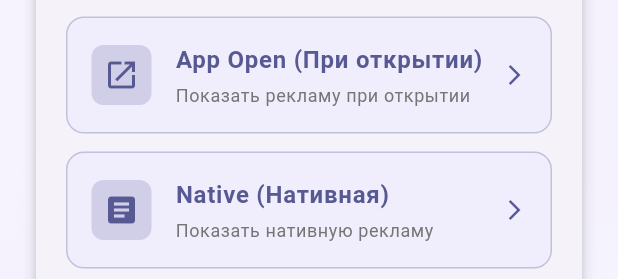
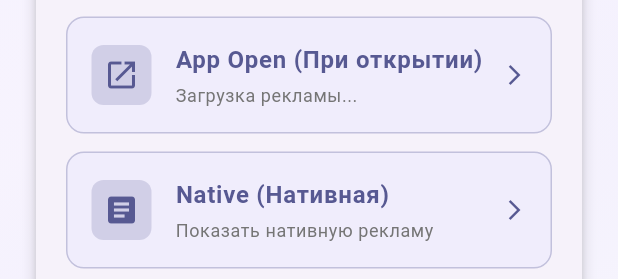
Before and after one commit to motociklist/background_Eraser, a Flutter app: the ProfilePage widget shown alone on an empty page, opened directly, scrolled down 1105 dp, after a tap on "App Open (При открытии)", on a phone screen of 412 x 824 dp. Shown: the part 603-882 px from the top of the screen. Run offline on Flutter 3.47's test engine with Material 3 defaults, Android fonts, the phone set to English and light mode, and no system bars; our stand-ins replace cloud_firestore, firebase_analytics, firebase_auth, firebase_core, google_mobile_ads, image_picker and 2 more; missing offline and left inert: apphud, appmetrica_plugin, appsflyer_sdk, dart:html; accounts and stored records are empty; network calls fail.

Commit message:
[be-31] ~ fix  app open

```diff
--- a/lib/screens/profile_page.dart
+++ b/lib/screens/profile_page.dart
@@ -399,94 +399,7 @@ class ProfilePage extends StatelessWidget {
                               ),
                               const SizedBox(height: 12),
                               // App Open реклама
-                              AdTestButton(
-                                icon: Icons.open_in_new,
-                                label: 'App Open (При открытии)',
-                                description: 'Показать рекламу при открытии',
-                                colorScheme: colorScheme,
-                                onPressed: () async {
-                                  try {
-                                    final logger = LoggerService();
-                                    logger.init();
-                                    logger.logInfo(
-                                      message: 'App Open button pressed',
-                                    );
-
-                                    if (context.mounted) {
-                                      ScaffoldMessenger.of(
-                                        context,
-                                      ).showSnackBar(
-                                        const SnackBar(
-                                          content: Text(
-                                            'Загрузка App Open рекламы...',
-                                          ),
-                                          duration: Duration(seconds: 1),
-                                          backgroundColor: Colors.blue,
-                                        ),
-                                      );
-                                    }
-
-                                    // Загружаем рекламу
-                                    await AdService.instance.loadAppOpenAd();
-
-                                    // Ждем загрузки (до 3 секунд)
-                                    await Future.delayed(
-                                      const Duration(seconds: 3),
-                                    );
-
-                                    // Пытаемся показать рекламу
-                                    final success = await AdService.instance
-                                        .showAppOpenAd();
-
-                                    if (context.mounted) {
-                                      if (success) {
-                                        ScaffoldMessenger.of(
-                                          context,
-                                        ).showSnackBar(
-                                          const SnackBar(
-                                            content: Text(
-                                              '✅ App Open реклама показана',
-                                            ),
-                                            duration: Duration(seconds: 2),
-                                            backgroundColor: Colors.green,
-                                          ),
-                                        );
-                                      } else {
-                                        ScaffoldMessenger.of(
-                                          context,
-                                        ).showSnackBar(
-                                          const SnackBar(
-                                            content: Text(
-                                              '❌ Не удалось загрузить App Open рекламу.\n'
-                                              'Ошибка: Ad unit doesn\'t match format.\n'
-                                              'Проверьте Ad Unit ID в консоли AdMob.',
-                                            ),
-                                            duration: Duration(seconds: 5),
-                                            backgroundColor: Colors.orange,
-                                          ),
-                                        );
-                                      }
-                                    }
-                                  } catch (e) {
-                                    final logger = LoggerService();
-                                    logger.init();
-                                    logger.logError(
-                                      message: 'Error showing App Open ad: $e',
-                                      error: e,
-                                    );
-                                    if (context.mounted) {
-                                      ScaffoldMessenger.of(
-                                        context,
-                                      ).showSnackBar(
-                                        SnackBar(
-                                          content: Text('Ошибка: $e'),
-                                          backgroundColor: Colors.red,
-                                        ),
-                                      );
-                                    }
-                                  }
-                                },
-                              ),
+                              _AppOpenAdButton(colorScheme: colorScheme),
                               const SizedBox(height: 12),
                               // Native реклама (кнопка для показа в диалоге)
                               AdTestButton(
@@ -624,3 +537,112 @@ class ProfilePage extends StatelessWidget {
     );
   }
 }
+
+/// Виджет кнопки для показа App Open рекламы с защитой от множественных нажатий
+class _AppOpenAdButton extends StatefulWidget {
+  final ColorScheme colorScheme;
+
+  const _AppOpenAdButton({required this.colorScheme});
+
+  @override
+  State<_AppOpenAdButton> createState() => _AppOpenAdButtonState();
+}
+
+class _AppOpenAdButtonState extends State<_AppOpenAdButton> {
+  bool _isLoading = false;
+
+  Future<void> _handlePress() async {
+    // Предотвращаем множественные одновременные нажатия
+    if (_isLoading) {
+      return;
+    }
+
+    setState(() {
+      _isLoading = true;
+    });
+
+    try {
+      final logger = LoggerService();
+      logger.init();
+      logger.logInfo(
+        message: 'App Open button pressed',
+      );
+
+      if (context.mounted) {
+        ScaffoldMessenger.of(context).showSnackBar(
+          const SnackBar(
+            content: Text('Загрузка App Open рекламы...'),
+            duration: Duration(seconds: 1),
+            backgroundColor: Colors.blue,
+          ),
+        );
+      }
+
+      // Загружаем рекламу
+      await AdService.instance.loadAppOpenAd();
+
+      // Ждем загрузки (до 3 секунд)
+      await Future.delayed(const Duration(seconds: 3));
+
+      // Пытаемся показать рекламу
+      final success = await AdService.instance.showAppOpenAd();
+
+      if (context.mounted) {
+        if (success) {
+          ScaffoldMessenger.of(context).showSnackBar(
+            const SnackBar(
+              content: Text('✅ App Open реклама показана'),
+              duration: Duration(seconds: 2),
+              backgroundColor: Colors.green,
+            ),
+          );
+        } else {
+          ScaffoldMessenger.of(context).showSnackBar(
+            const SnackBar(
+              content: Text(
+                '❌ Не удалось загрузить App Open рекламу.\n'
+                'Проверьте Ad Unit ID в консоли AdMob.',
+              ),
+              duration: Duration(seconds: 5),
+              backgroundColor: Colors.orange,
+            ),
+          );
+        }
+      }
+    } catch (e) {
+      final logger = LoggerService();
+      logger.init();
+      logger.logError(
+        message: 'Error showing App Open ad: $e',
+        error: e,
+      );
+      if (context.mounted) {
+        ScaffoldMessenger.of(context).showSnackBar(
+          SnackBar(
+            content: Text('Ошибка: $e'),
+            backgroundColor: Colors.red,
+          ),
+        );
+      }
+    } finally {
+      if (mounted) {
+        setState(() {
+          _isLoading = false;
+        });
+      }
+    }
+  }
+
+  @override
+  Widget build(BuildContext context) {
+    return AdTestButton(
+      icon: Icons.open_in_new,
+      label: 'App Open (При открытии)',
+      description: _isLoading
+          ? 'Загрузка рекламы...'
+          : 'Показать рекламу при открытии',
+      colorScheme: widget.colorScheme,
+      onPressed: _handlePress,
+    );
+  }
+}
--- a/lib/services/ad_service.dart
+++ b/lib/services/ad_service.dart
@@ -881,9 +881,97 @@ class AdService {
 
     _isAppOpenAdLoading = true;
     try {
+      // Детальное логирование перед загрузкой
       _logger.logInfo(
-        message: 'Attempting to load App Open ad',
-        data: {'ad_unit_id': _appOpenAdUnitId, 'platform': 'android'},
+        message: '=== App Open Ad Load Debug Info ===',
+        data: {
+          'ad_unit_id': _appOpenAdUnitId,
+          'ad_unit_id_length': _appOpenAdUnitId?.length ?? 0,
+          'ad_unit_id_starts_with':
+              _appOpenAdUnitId?.substring(0, 20) ?? 'null',
+          'is_initialized': _isInitialized,
+          'is_web': kIsWeb,
+        },
+      );
+
+      // Проверяем формат ad unit ID перед загрузкой
+      if (_appOpenAdUnitId == null || _appOpenAdUnitId!.isEmpty) {
+        _logger.logError(
+          message: 'App Open ad unit ID is null or empty',
+          error: null,
+          stackTrace: null,
+        );
+        _isAppOpenAdLoading = false;
+        return;
+      }
+
+      // Проверяем, что ad unit ID имеет правильный формат для App Open
+      if (!_appOpenAdUnitId!.contains('/')) {
+        _logger.logError(
+          message: 'App Open ad unit ID format is invalid (should contain "/")',
+          error: null,
+          stackTrace: null,
+        );
+        _isAppOpenAdLoading = false;
+        return;
+      }
+
+      // Проверяем формат AdMob ID (должен начинаться с ca-app-pub-)
+      if (!_appOpenAdUnitId!.startsWith('ca-app-pub-')) {
+        _logger.logError(
+          message: 'App Open ad unit ID does not start with "ca-app-pub-"',
+          error: null,
+          stackTrace: null,
+        );
+        _isAppOpenAdLoading = false;
+        return;
+      }
+
+      // Проверяем, что ID содержит правильный разделитель
+      final parts = _appOpenAdUnitId!.split('/');
+      if (parts.length != 2) {
+        _logger.logError(
+          message:
+              'App Open ad unit ID format is invalid. Expected format: ca-app-pub-XXXX/XXXX, got: $_appOpenAdUnitId',
+          error: null,
+          stackTrace: null,
+        );
+        _isAppOpenAdLoading = false;
+        return;
+      }
+
+      _logger.logInfo(
+        message: 'App Open ad unit ID format validation passed',
+        data: {
+          'app_id_part': parts[0],
+          'ad_unit_part': parts[1],
+          'full_id': _appOpenAdUnitId,
+        },
+      );
+
+      // Проверяем статус инициализации MobileAds
+      try {
+        final initStatus = await MobileAds.instance.initialize();
+        _logger.logInfo(
+          message: 'MobileAds initialization status checked',
+          data: {
+            'adapter_count': initStatus.adapterStatuses.length,
+            'adapter_names': initStatus.adapterStatuses.keys.toList(),
+          },
+        );
+      } catch (e) {
+        _logger.logWarning(
+          message: 'Failed to check MobileAds initialization status: $e',
+          context: {},
+        );
+      }
+
+      _logger.logInfo(
+        message: 'Calling AppOpenAd.load() with parameters',
+        data: {
+          'ad_unit_id': _appOpenAdUnitId,
+          'request_test_mode': true, // Тестовый режим
+        },
       );
 
       await AppOpenAd.load(
@@ -953,12 +1041,64 @@ class AdService {
           },
           onAdFailedToLoad: (error) {
             _isAppOpenAdLoading = false;
+
+            // Детальное логирование ошибки
             _logger.logError(
               message:
                   'App Open ad failed to load: ${error.message} (code: ${error.code})',
               error: error,
               stackTrace: null,
             );
+
+            // Дополнительная информация об ошибке
+            _logger.logInfo(
+              message: '=== App Open Ad Load Error Details ===',
+              data: {
+                'error_code': error.code.toString(),
+                'error_domain': error.domain,
+                'error_message': error.message,
+                'ad_unit_id_used': _appOpenAdUnitId,
+                'response_info': error.responseInfo != null
+                    ? {
+                        'response_id': error.responseInfo!.responseId,
+                        'mediation_adapter':
+                            error.responseInfo!.mediationAdapterClassName,
+                        'adapter_responses_count':
+                            error.responseInfo!.adapterResponses?.length ?? 0,
+                        'loaded_adapter_response':
+                            error.responseInfo!.loadedAdapterResponseInfo !=
+                                null
+                            ? 'present'
+                            : 'null',
+                      }
+                    : 'null',
+              },
+            );
+
+            // Специальная обработка для ошибки code 3
+            if (error.code == 3) {
+              _logger.logError(
+                message: 'ERROR CODE 3: Ad unit format mismatch',
+                error: null,
+                stackTrace: null,
+              );
+              _logger.logInfo(
+                message: 'Possible causes for error code 3:',
+                data: {
+                  'cause_1':
+                      'Ad unit ID is for a different ad format (not App Open)',
+                  'cause_2': 'Ad unit ID format is incorrect',
+                  'cause_3': 'Ad unit ID does not exist in AdMob console',
+                  'cause_4':
+                      'Ad unit ID is not properly configured for App Open format',
+                  'ad_unit_id_used': _appOpenAdUnitId,
+                  'expected_format': 'ca-app-pub-XXXX/XXXX (App Open format)',
+                  'suggestion':
+                      'Verify in AdMob console that this ID is configured as App Open ad unit',
+                },
+              );
+            }
+
             _logger.logInfo(
               message: 'App Open ad unit ID: $_appOpenAdUnitId',
               data: {
--- a/lib/widgets/app_lifecycle_wrapper.dart
+++ b/lib/widgets/app_lifecycle_wrapper.dart
@@ -1,6 +1,5 @@
 import 'package:flutter/material.dart';
 import 'package:flutter/foundation.dart' show kIsWeb;
-import '../services/ad_service.dart';
 
 /// Виджет-обертка для управления жизненным циклом приложения и показом App Open рекламы
 class AppLifecycleWrapper extends StatefulWidget {
@@ -47,8 +46,9 @@ class _AppLifecycleWrapperState extends State<AppLifecycleWrapper>
         // Приложение вернулось на передний план
         if (!_isAppInForeground) {
           _isAppInForeground = true;
-          // Показываем App Open рекламу при возврате в приложение
-          AdService.instance.showAppOpenAd();
+          // App Open реклама теперь показывается только при входе в аккаунт,
+          // а не при каждом возврате в приложение
+          // AdService.instance.showAppOpenAd(); // Отключено
         }
         break;
       case AppLifecycleState.paused:
```
Also changed, not shown: lib/config/analytics_config.dart (+24 -12 lines), lib/main.dart (+45 -25 lines).
